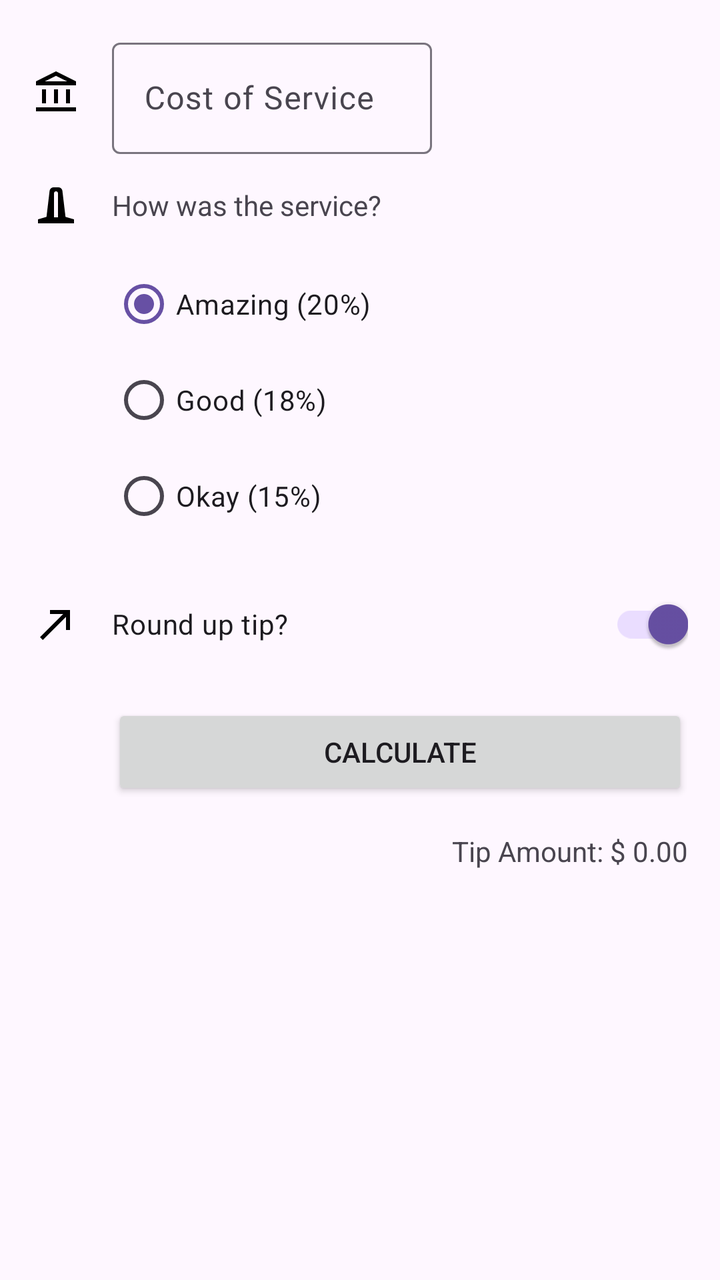
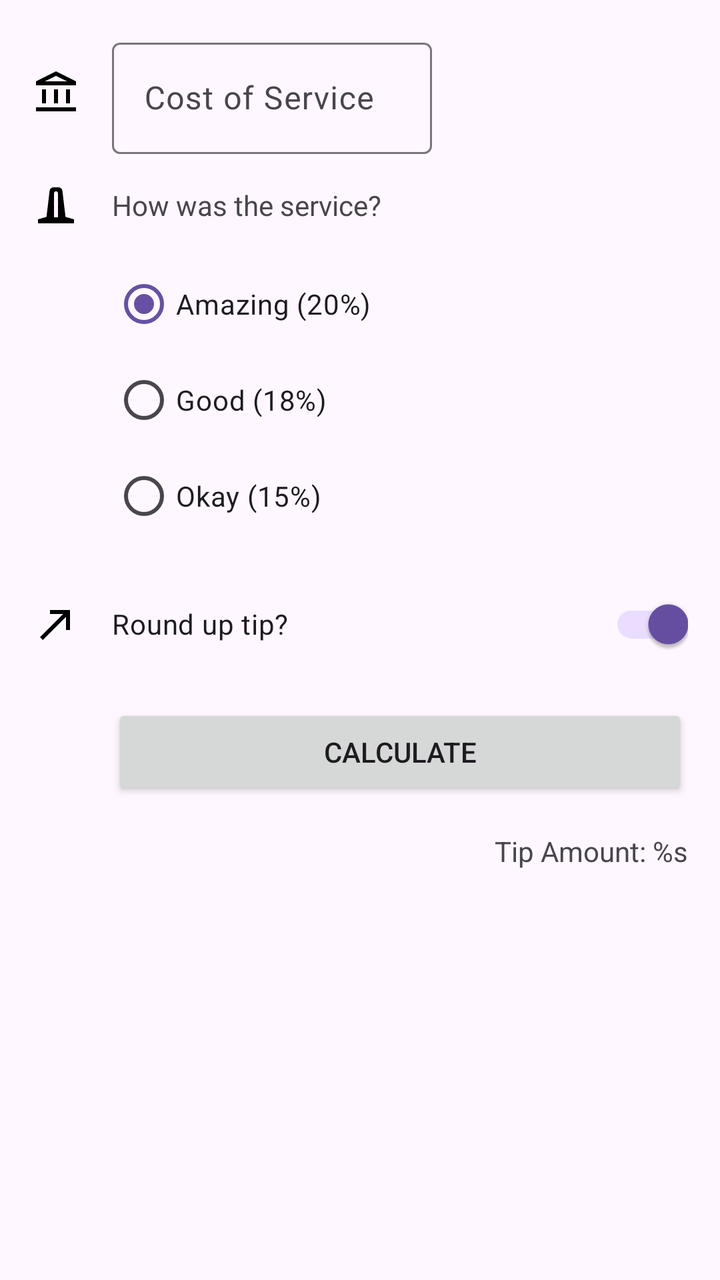

An Android layout rendered at two revisions. The XML below is the earlier revision; the diff shows what the commit changed to produce the second picture.
<!-- AndroidManifest.xml: application theme Theme.TipTime -->
<!-- res/layout/activity_main.xml -->
<?xml version="1.0" encoding="utf-8"?>
<androidx.constraintlayout.widget.ConstraintLayout xmlns:android="http://schemas.android.com/apk/res/android"
    xmlns:app="http://schemas.android.com/apk/res-auto"
    xmlns:tools="http://schemas.android.com/tools"
    android:id="@+id/main"
    android:layout_width="match_parent"
    android:layout_height="match_parent"
    tools:context=".MainActivity">

    <ImageView
        android:id="@+id/icon_cost_of_service"
        android:layout_width="wrap_content"
        android:layout_height="wrap_content"
        android:layout_marginStart="16dp"
        app:layout_constraintBottom_toBottomOf="@+id/cost_of_service_edit_text"
        app:layout_constraintStart_toStartOf="parent"
        app:layout_constraintTop_toTopOf="@+id/cost_of_service_edit_text"
        app:srcCompat="@drawable/ic_store" />

    <com.google.android.material.textfield.TextInputLayout
        android:id="@+id/cost_of_service_edit_text"
        android:layout_width="160dp"
        android:layout_height="wrap_content"
        android:layout_marginStart="16dp"
        android:layout_marginTop="16dp"
        android:hint="Cost of Service"
        app:layout_constraintStart_toEndOf="@+id/icon_cost_of_service"
        app:layout_constraintTop_toTopOf="parent">

        <com.google.android.material.textfield.TextInputEditText
            android:id="@+id/cost_of_service"
            android:layout_width="match_parent"
            android:layout_height="wrap_content"
            android:inputType="numberDecimal" />

    </com.google.android.material.textfield.TextInputLayout>

    <ImageView
        android:id="@+id/icon_service_question"
        android:layout_width="wrap_content"
        android:layout_height="wrap_content"
        app:layout_constraintBottom_toBottomOf="@+id/service_question"
        app:layout_constraintStart_toStartOf="@+id/icon_cost_of_service"
        app:layout_constraintTop_toTopOf="@+id/service_question"
        app:srcCompat="@drawable/ic_service" />

    <TextView
        android:id="@+id/service_question"
        android:layout_width="wrap_content"
        android:layout_height="wrap_content"
        android:layout_marginTop="16dp"
        android:text="How was the service?"
        app:layout_constraintStart_toStartOf="@+id/cost_of_service_edit_text"
        app:layout_constraintTop_toBottomOf="@+id/cost_of_service_edit_text" />

    <RadioGroup
        android:id="@+id/tip_option"
        android:layout_width="wrap_content"
        android:layout_height="wrap_content"
        android:layout_marginTop="16dp"
        android:checkedButton="@id/option_twenty_percent"
        app:layout_constraintStart_toStartOf="@+id/service_question"
        app:layout_constraintTop_toBottomOf="@+id/service_question">

        <RadioButton
            android:id="@+id/option_twenty_percent"
            android:layout_width="match_parent"
            android:layout_height="wrap_content"
            android:text="Amazing (20%)" />

        <RadioButton
            android:id="@+id/option_eighteen_percent"
            android:layout_width="match_parent"
            android:layout_height="wrap_content"
            android:text="Good (18%)" />

        <RadioButton
            android:id="@+id/option_fifteen_percent"
            android:layout_width="match_parent"
            android:layout_height="wrap_content"
            android:text="Okay (15%)" />
    </RadioGroup>

    <ImageView
        android:id="@+id/icon_round_up"
        android:layout_width="wrap_content"
        android:layout_height="wrap_content"
        app:layout_constraintBottom_toBottomOf="@+id/round_up_switch"
        app:layout_constraintStart_toStartOf="@+id/icon_service_question"
        app:layout_constraintTop_toTopOf="@+id/round_up_switch"
        app:srcCompat="@drawable/ic_round_up" />

    <com.google.android.material.switchmaterial.SwitchMaterial
        android:id="@+id/round_up_switch"
        android:layout_width="0dp"
        android:layout_height="wrap_content"
        android:layout_marginTop="16dp"
        android:layout_marginEnd="16dp"
        android:checked="true"
        android:text="Round up tip?"
        app:layout_constraintEnd_toEndOf="parent"
        app:layout_constraintStart_toStartOf="@+id/tip_option"
        app:layout_constraintTop_toBottomOf="@+id/tip_option" />

    <Button
        android:id="@+id/calculate_button"
        android:layout_width="0dp"
        android:layout_height="wrap_content"
        android:layout_marginTop="16dp"
        android:text="Calculate"
        app:layout_constraintEnd_toEndOf="@+id/round_up_switch"
        app:layout_constraintStart_toStartOf="@+id/round_up_switch"
        app:layout_constraintTop_toBottomOf="@+id/round_up_switch" />

    <TextView
        android:id="@+id/tip_result"
        android:layout_width="wrap_content"
        android:layout_height="wrap_content"
        android:layout_marginTop="16dp"
        android:text="Tip Amount: $ 0.00"
        app:layout_constraintEnd_toEndOf="@+id/calculate_button"
        app:layout_constraintTop_toBottomOf="@+id/calculate_button" />

</androidx.constraintlayout.widget.ConstraintLayout>
<!-- resources referenced by this layout -->
<resources>
  <!-- drawable ic_round_up (drawable) -->
  <vector xmlns:android="http://schemas.android.com/apk/res/android" android:autoMirrored="true" android:height="24dp" android:tint="#000000" android:viewportHeight="960" android:viewportWidth="960" android:width="24dp">
        
      <path android:fillColor="@android:color/white" android:pathData="M216,800L160,744L624,280L360,280L360,200L760,200L760,600L680,600L680,336L216,800Z"/>
      
  </vector>
  <!-- drawable ic_service (drawable) -->
  <vector xmlns:android="http://schemas.android.com/apk/res/android" android:height="24dp" android:tint="#000000" android:viewportHeight="960" android:viewportWidth="960" android:width="24dp">
        
      <path android:fillColor="@android:color/white" android:pathData="M120,840L120,760L290,711L352,191Q356,161 378,140.5Q400,120 431,120L529,120Q560,120 582,140.5Q604,161 608,191L670,711L840,760L840,840L120,840ZM440,720L520,720L520,240Q520,223 508.5,211.5Q497,200 480,200Q463,200 451.5,211.5Q440,223 440,240L440,720Z"/>
      
  </vector>
  <!-- drawable ic_store (drawable) -->
  <vector xmlns:android="http://schemas.android.com/apk/res/android" android:height="24dp" android:tint="#000000" android:viewportHeight="960" android:viewportWidth="960" android:width="24dp">
        
      <path android:fillColor="@android:color/white" android:pathData="M200,680L200,400L280,400L280,680L200,680ZM440,680L440,400L520,400L520,680L440,680ZM80,840L80,760L880,760L880,840L80,840ZM680,680L680,400L760,400L760,680L680,680ZM80,320L80,240L480,40L880,240L880,320L80,320ZM258,240L480,240L702,240L258,240ZM258,240L702,240L480,130L258,240Z"/>
      
  </vector>
  <style name="Theme.TipTime" parent="Base.Theme.TipTime" />
  <style name="Base.Theme.TipTime" parent="Theme.Material3.DayNight.NoActionBar">
          
          
      </style>
</resources>

<!-- the commit's change to res/layout/activity_main.xml (unified diff, before → after) -->
@@ -12,6 +12,7 @@
         android:layout_width="wrap_content"
         android:layout_height="wrap_content"
         android:layout_marginStart="16dp"
+        android:importantForAccessibility="no"
         app:layout_constraintBottom_toBottomOf="@+id/cost_of_service_edit_text"
         app:layout_constraintStart_toStartOf="parent"
         app:layout_constraintTop_toTopOf="@+id/cost_of_service_edit_text"
@@ -23,7 +24,7 @@
         android:layout_height="wrap_content"
         android:layout_marginStart="16dp"
         android:layout_marginTop="16dp"
-        android:hint="Cost of Service"
+        android:hint="@string/cost_of_service"
         app:layout_constraintStart_toEndOf="@+id/icon_cost_of_service"
         app:layout_constraintTop_toTopOf="parent">
 
@@ -39,6 +40,7 @@
         android:id="@+id/icon_service_question"
         android:layout_width="wrap_content"
         android:layout_height="wrap_content"
+        android:importantForAccessibility="no"
         app:layout_constraintBottom_toBottomOf="@+id/service_question"
         app:layout_constraintStart_toStartOf="@+id/icon_cost_of_service"
         app:layout_constraintTop_toTopOf="@+id/service_question"
@@ -49,7 +51,7 @@
         android:layout_width="wrap_content"
         android:layout_height="wrap_content"
         android:layout_marginTop="16dp"
-        android:text="How was the service?"
+        android:text="@string/how_was_the_service"
         app:layout_constraintStart_toStartOf="@+id/cost_of_service_edit_text"
         app:layout_constraintTop_toBottomOf="@+id/cost_of_service_edit_text" />
 
@@ -66,25 +68,26 @@
             android:id="@+id/option_twenty_percent"
             android:layout_width="match_parent"
             android:layout_height="wrap_content"
-            android:text="Amazing (20%)" />
+            android:text="@string/amazing_20" />
 
         <RadioButton
             android:id="@+id/option_eighteen_percent"
             android:layout_width="match_parent"
             android:layout_height="wrap_content"
-            android:text="Good (18%)" />
+            android:text="@string/good_18" />
 
         <RadioButton
             android:id="@+id/option_fifteen_percent"
             android:layout_width="match_parent"
             android:layout_height="wrap_content"
-            android:text="Okay (15%)" />
+            android:text="@string/okay_15" />
     </RadioGroup>
 
     <ImageView
         android:id="@+id/icon_round_up"
         android:layout_width="wrap_content"
         android:layout_height="wrap_content"
+        android:importantForAccessibility="no"
         app:layout_constraintBottom_toBottomOf="@+id/round_up_switch"
         app:layout_constraintStart_toStartOf="@+id/icon_service_question"
         app:layout_constraintTop_toTopOf="@+id/round_up_switch"
@@ -97,7 +100,7 @@
         android:layout_marginTop="16dp"
         android:layout_marginEnd="16dp"
         android:checked="true"
-        android:text="Round up tip?"
+        android:text="@string/round_up_tip"
         app:layout_constraintEnd_toEndOf="parent"
         app:layout_constraintStart_toStartOf="@+id/tip_option"
         app:layout_constraintTop_toBottomOf="@+id/tip_option" />
@@ -107,7 +110,7 @@
         android:layout_width="0dp"
         android:layout_height="wrap_content"
         android:layout_marginTop="16dp"
-        android:text="Calculate"
+        android:text="@string/calculate"
         app:layout_constraintEnd_toEndOf="@+id/round_up_switch"
         app:layout_constraintStart_toStartOf="@+id/round_up_switch"
         app:layout_constraintTop_toBottomOf="@+id/round_up_switch" />
@@ -117,7 +120,7 @@
         android:layout_width="wrap_content"
         android:layout_height="wrap_content"
         android:layout_marginTop="16dp"
-        android:text="Tip Amount: $ 0.00"
+        android:text="@string/tip_amount_0_00"
         app:layout_constraintEnd_toEndOf="@+id/calculate_button"
         app:layout_constraintTop_toBottomOf="@+id/calculate_button" />
 
<!-- resource entries referenced after the edit -->
@@ -18,6 +18,14 @@
       <path android:fillColor="@android:color/white" android:pathData="M200,680L200,400L280,400L280,680L200,680ZM440,680L440,400L520,400L520,680L440,680ZM80,840L80,760L880,760L880,840L80,840ZM680,680L680,400L760,400L760,680L680,680ZM80,320L80,240L480,40L880,240L880,320L80,320ZM258,240L480,240L702,240L258,240ZM258,240L702,240L480,130L258,240Z"/>
       
   </vector>
+  <string name="amazing_20">Amazing (20%)</string>
+  <string name="calculate">Calculate</string>
+  <string name="cost_of_service">Cost of Service</string>
+  <string name="good_18">Good (18%)</string>
+  <string name="how_was_the_service">How was the service?</string>
+  <string name="okay_15">Okay (15%)</string>
+  <string name="round_up_tip">Round up tip?</string>
+  <string name="tip_amount_0_00">Tip Amount: %s</string>
   <style name="Theme.TipTime" parent="Base.Theme.TipTime" />
   <style name="Base.Theme.TipTime" parent="Theme.Material3.DayNight.NoActionBar">
           
